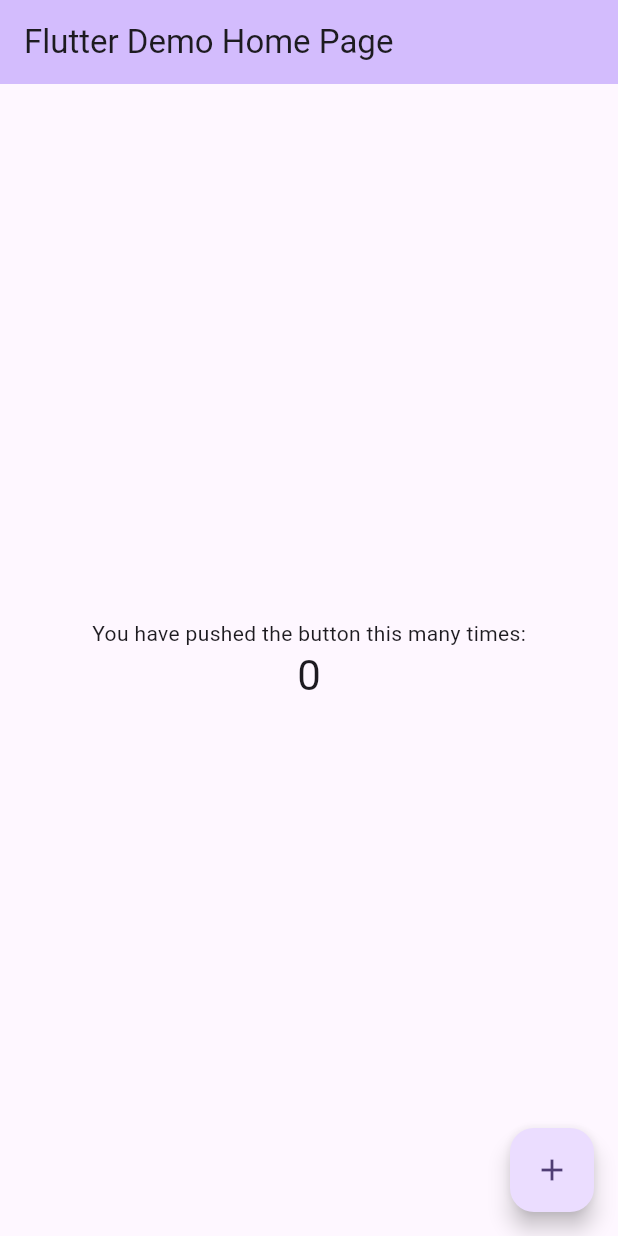
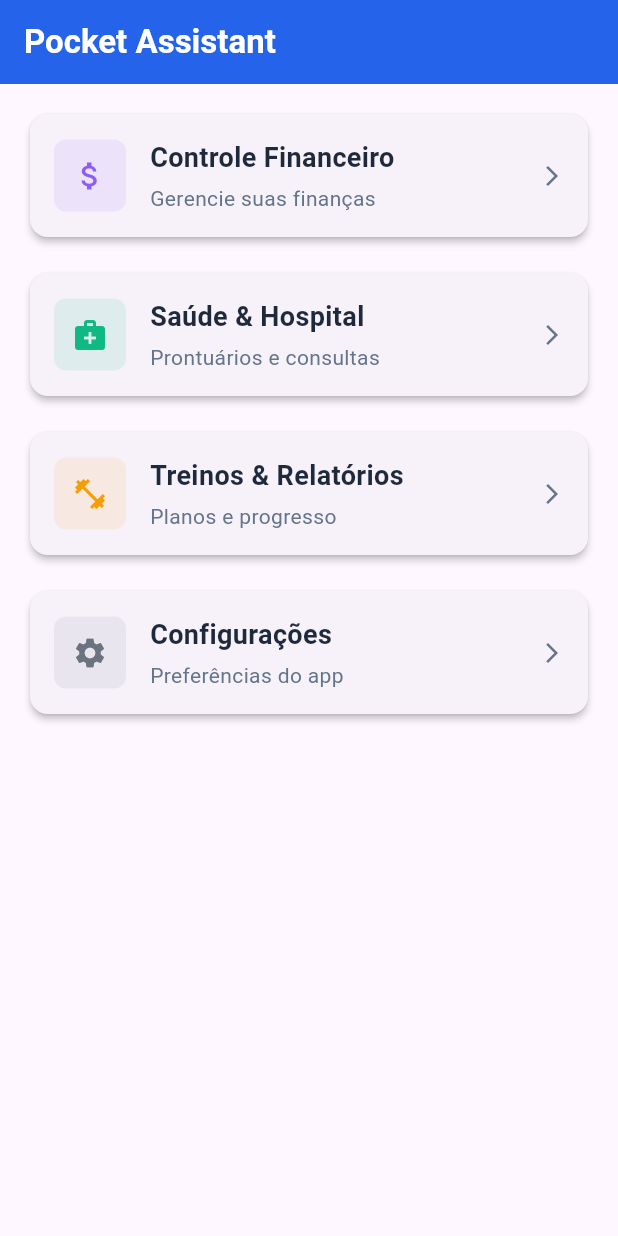
Before and after one commit to leodejandira/pocketAssistent, a Flutter app: the screen it shows after launch, on a phone screen of 412 x 824 dp. Run offline on Flutter 3.47's test engine with Material 3 defaults, Android fonts, the phone set to English and light mode, and no system bars.

Commit message:
Tela inicial para estudo e criação das demais telas

```diff
--- /dev/null
+++ b/pocket_assistant/lib/finance_screen.dart
@@ -0,0 +1,61 @@
+import 'package:flutter/material.dart';
+
+// Classe para a tela de finanças - padrão igual ao HomeScreen
+class FinanceScreen extends StatelessWidget {
+  const FinanceScreen({super.key});
+
+  @override
+  Widget build(BuildContext context) {
+    return Scaffold(
+      // AppBar específica para tela de finanças
+      appBar: AppBar(
+        title: const Text('Finanças'), // Título diferente
+        backgroundColor: Colors.blue, // Pode ser uma cor diferente
+        foregroundColor: Colors.white, // Cor do texto e ícones da appbar
+      ),
+
+      body: Container(
+        color: Colors.grey[100], // Cor de fundo cinza claro para toda tela
+        child: Center(
+          // Centraliza o conteúdo horizontal e verticalmente
+          child: Column(
+            mainAxisAlignment: MainAxisAlignment
+                .center, // Centraliza verticalmente DENTRO da Column
+            children: [
+              // Texto principal da tela
+              const Text(
+                'FINANCE',
+                style: TextStyle(
+                  fontSize: 40, // Texto grande
+                  fontWeight: FontWeight.bold, // Texto em negrito
+                  color: Colors.blue, // Cor azul
+                ),
+              ),
+
+              // Espaço grande entre o texto e o botão
+              const SizedBox(height: 50),
+
+              // Botão elevado (com sombra)
+              ElevatedButton(
+                onPressed: () {
+                  // Navigator.pop REMOVE a tela atual da pilha, voltando para a anterior
+                  Navigator.pop(context);
+                },
+                // Personalização do botão
+                style: ElevatedButton.styleFrom(
+                  backgroundColor: Colors.blue, // Cor de fundo do botão
+                  foregroundColor: Colors.white, // Cor do texto do botão
+                  padding: const EdgeInsets.symmetric(
+                    horizontal: 30, // Espaço interno horizontal
+                    vertical: 15, // Espaço interno vertical
+                  ),
+                ),
+                child: const Text('Voltar', style: TextStyle(fontSize: 18)),
+              ),
+            ],
+          ),
+        ),
+      ),
+    );
+  }
+}
--- a/pocket_assistant/lib/main.dart
+++ b/pocket_assistant/lib/main.dart
@@ -1,122 +1,182 @@
+// Importa o pacote do Flutter - SEMPRE precisa disso para qualquer app Flutter
 import 'package:flutter/material.dart';
+// Importa o arquivo da tela de finanças que criamos
+import 'finance_screen.dart';
 
+// Função principal - ponto de entrada do app, igual ao Python
 void main() {
+  // Inicia o app Flutter, passando o widget principal (MyApp)
   runApp(const MyApp());
 }
 
+// Classe principal do app - herda de StatelessWidget (widget sem estado)
 class MyApp extends StatelessWidget {
+  // Construtor da classe - super.key é necessário para widgets Flutter
   const MyApp({super.key});
 
-  // This widget is the root of your application.
+  // Método OBRIGATÓRIO que constrói a interface do widget
   @override
   Widget build(BuildContext context) {
+    // MaterialApp é o widget raiz que configura todo o app
     return MaterialApp(
-      title: 'Flutter Demo',
+      title: 'Pocket Assistant', // Nome do app
+      debugShowCheckedModeBanner: false, // Remove a faixa "DEBUG"
       theme: ThemeData(
-        // This is the theme of your application.
-        //
-        // TRY THIS: Try running your application with "flutter run". You'll see
-        // the application has a purple toolbar. Then, without quitting the app,
-        // try changing the seedColor in the colorScheme below to Colors.green
-        // and then invoke "hot reload" (save your changes or press the "hot
-        // reload" button in a Flutter-supported IDE, or press "r" if you used
-        // the command line to start the app).
-        //
-        // Notice that the counter didn't reset back to zero; the application
-        // state is not lost during the reload. To reset the state, use hot
-        // restart instead.
-        //
-        // This works for code too, not just values: Most code changes can be
-        // tested with just a hot reload.
-        colorScheme: ColorScheme.fromSeed(seedColor: Colors.deepPurple),
-      ),
-      home: const MyHomePage(title: 'Flutter Demo Home Page'),
+        primarySwatch: Colors.blue,
+        useMaterial3: true,
+      ), // Tema visual
+      home: const HomeScreen(), // Define a tela inicial
     );
   }
 }
 
-class MyHomePage extends StatefulWidget {
-  const MyHomePage({super.key, required this.title});
-
-  // This widget is the home page of your application. It is stateful, meaning
-  // that it has a State object (defined below) that contains fields that affect
-  // how it looks.
-
-  // This class is the configuration for the state. It holds the values (in this
-  // case the title) provided by the parent (in this case the App widget) and
-  // used by the build method of the State. Fields in a Widget subclass are
-  // always marked "final".
-
-  final String title;
-
-  @override
-  State<MyHomePage> createState() => _MyHomePageState();
-}
-
-class _MyHomePageState extends State<MyHomePage> {
-  int _counter = 0;
-
-  void _incrementCounter() {
-    setState(() {
-      // This call to setState tells the Flutter framework that something has
-      // changed in this State, which causes it to rerun the build method below
-      // so that the display can reflect the updated values. If we changed
-      // _counter without calling setState(), then the build method would not be
-      // called again, and so nothing would appear to happen.
-      _counter++;
-    });
-  }
+// Tela inicial do app - também um StatelessWidget
+class HomeScreen extends StatelessWidget {
+  const HomeScreen({super.key});
 
   @override
   Widget build(BuildContext context) {
-    // This method is rerun every time setState is called, for instance as done
-    // by the _incrementCounter method above.
-    //
-    // The Flutter framework has been optimized to make rerunning build methods
-    // fast, so that you can just rebuild anything that needs updating rather
-    // than having to individually change instances of widgets.
+    // Scaffold é um layout básico com appbar, body, etc.
     return Scaffold(
+      // AppBar - barra superior da tela
       appBar: AppBar(
-        // TRY THIS: Try changing the color here to a specific color (to
-        // Colors.amber, perhaps?) and trigger a hot reload to see the AppBar
-        // change color while the other colors stay the same.
-        backgroundColor: Theme.of(context).colorScheme.inversePrimary,
-        // Here we take the value from the MyHomePage object that was created by
-        // the App.build method, and use it to set our appbar title.
-        title: Text(widget.title),
+        title: const Text(
+          'Pocket Assistant',
+          style: TextStyle(color: Colors.white, fontWeight: FontWeight.bold),
+        ),
+        backgroundColor: const Color(0xFF2563EB), // Cor de fundo azul
+        elevation: 0, // Remove sombra da appbar
       ),
-      body: Center(
-        // Center is a layout widget. It takes a single child and positions it
-        // in the middle of the parent.
+      // Body - conteúdo principal da tela
+      body: Padding(
+        padding: const EdgeInsets.all(
+          16.0,
+        ), // Espaço interno de 16px em todas as bordas
         child: Column(
-          // Column is also a layout widget. It takes a list of children and
-          // arranges them vertically. By default, it sizes itself to fit its
-          // children horizontally, and tries to be as tall as its parent.
-          //
-          // Column has various properties to control how it sizes itself and
-          // how it positions its children. Here we use mainAxisAlignment to
-          // center the children vertically; the main axis here is the vertical
-          // axis because Columns are vertical (the cross axis would be
-          // horizontal).
-          //
-          // TRY THIS: Invoke "debug painting" (choose the "Toggle Debug Paint"
-          // action in the IDE, or press "p" in the console), to see the
-          // wireframe for each widget.
-          mainAxisAlignment: MainAxisAlignment.center,
-          children: <Widget>[
-            const Text('You have pushed the button this many times:'),
-            Text(
-              '$_counter',
-              style: Theme.of(context).textTheme.headlineMedium,
+          // Column organiza widgets verticalmente
+          children: [
+            // Chama a função que cria um card, passando os parâmetros
+            _buildModuleCard(
+              icon: Icons.attach_money, // Ícone do material design
+              title: 'Controle Financeiro',
+              subtitle: 'Gerencie suas finanças',
+              color: const Color(0xFF8B5CF6), // Cor roxa
+              onTap: () {
+                // Navigator.push adiciona uma nova tela na pilha de navegação
+                Navigator.push(
+                  context, // Contexto necessário para navegação
+                  MaterialPageRoute(
+                    // Cria uma rota para a tela FinanceScreen
+                    builder: (context) => const FinanceScreen(),
+                  ),
+                );
+              },
+            ),
+            // SizedBox cria um espaço fixo de 16px de altura
+            const SizedBox(height: 16),
+            // Outro card - mesmo padrão mas com onTap vazio por enquanto
+            _buildModuleCard(
+              icon: Icons.medical_services,
+              title: 'Saúde & Hospital',
+              subtitle: 'Prontuários e consultas',
+              color: const Color(0xFF10B981), // Cor verde
+              onTap: () {}, // Função vazia - não faz nada ao clicar
+            ),
+            const SizedBox(height: 16),
+            _buildModuleCard(
+              icon: Icons.fitness_center,
+              title: 'Treinos & Relatórios',
+              subtitle: 'Planos e progresso',
+              color: const Color(0xFFF59E0B), // Cor laranja
+              onTap: () {},
+            ),
+            const SizedBox(height: 16),
+            _buildModuleCard(
+              icon: Icons.settings,
+              title: 'Configurações',
+              subtitle: 'Preferências do app',
+              color: const Color(0xFF6B7280), // Cor cinza
+              onTap: () {},
             ),
           ],
         ),
       ),
-      floatingActionButton: FloatingActionButton(
-        onPressed: _incrementCounter,
-        tooltip: 'Increment',
-        child: const Icon(Icons.add),
-      ), // This trailing comma makes auto-formatting nicer for build methods.
+    );
+  }
+
+  // FUNÇÃO que cria um card reutilizável
+  // Widget = qualquer elemento de interface no Flutter
+  Widget _buildModuleCard({
+    required IconData icon, // Parâmetro obrigatório do tipo ícone
+    required String title, // Parâmetro obrigatório do tipo string
+    required String subtitle,
+    required Color color,
+    required VoidCallback onTap, // Função que é chamada quando clica no card
+  }) {
+    return Card(
+      elevation: 2, // Sombra do card
+      shape: RoundedRectangleBorder(
+        borderRadius: BorderRadius.circular(12),
+      ), // Bordas arredondadas
+      child: InkWell(
+        // Torna o card clicável (com efeito visual de toque)
+        onTap: onTap, // Quando clicar, executa a função passada
+        child: Padding(
+          padding: const EdgeInsets.all(16.0), // Espaço interno do card
+          child: Row(
+            // Organiza widgets horizontalmente
+            children: [
+              // Container para o ícone com fundo colorido
+              Container(
+                padding: const EdgeInsets.all(12), // Espaço interno do ícone
+                decoration: BoxDecoration(
+                  color: color.withOpacity(0.1), // Cor com 10% de opacidade
+                  borderRadius: BorderRadius.circular(8), // Bordas arredondadas
+                ),
+                child: Icon(
+                  icon,
+                  color: color,
+                  size: 24,
+                ), // Ícone propriamente dito
+              ),
+              const SizedBox(width: 16), // Espaço entre ícone e texto
+              // Expanded faz o widget ocupar todo espaço disponível restante
+              Expanded(
+                child: Column(
+                  crossAxisAlignment:
+                      CrossAxisAlignment.start, // Alinha à esquerda
+                  children: [
+                    Text(
+                      title,
+                      style: const TextStyle(
+                        fontSize: 18,
+                        fontWeight: FontWeight.bold,
+                        color: Color(0xFF1E293B), // Cinza escuro
+                      ),
+                    ),
+                    const SizedBox(
+                      height: 4,
+                    ), // Pequeno espaço entre título e subtítulo
+                    Text(
+                      subtitle,
+                      style: const TextStyle(
+                        fontSize: 14,
+                        color: Color(0xFF64748B), // Cinza médio
+                      ),
+                    ),
+                  ],
+                ),
+              ),
+              // Ícone de setinha à direita
+              const Icon(
+                Icons.arrow_forward_ios,
+                size: 16,
+                color: Color(0xFF64748B),
+              ),
+            ],
+          ),
+        ),
+      ),
     );
   }
 }
```
